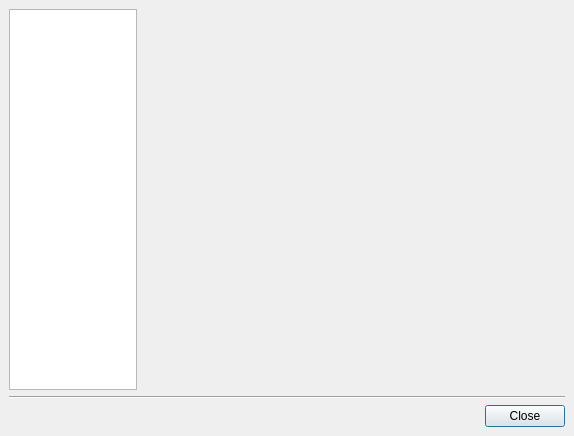
The window that PAConsole/res/maindlg.ui (AnarManafov/PoD) describes before a commit, drawn with Qt 5.
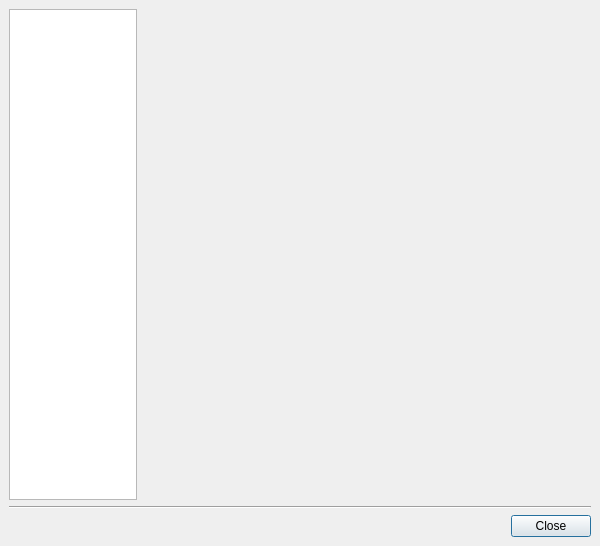
The same window after the commit.

What changed in the file:
```diff
--- a/PAConsole/res/maindlg.ui
+++ b/PAConsole/res/maindlg.ui
@@ -5,8 +5,8 @@
    <rect>
     <x>0</x>
     <y>0</y>
-    <width>574</width>
-    <height>436</height>
+    <width>600</width>
+    <height>546</height>
    </rect>
   </property>
   <property name="sizePolicy" >
```
